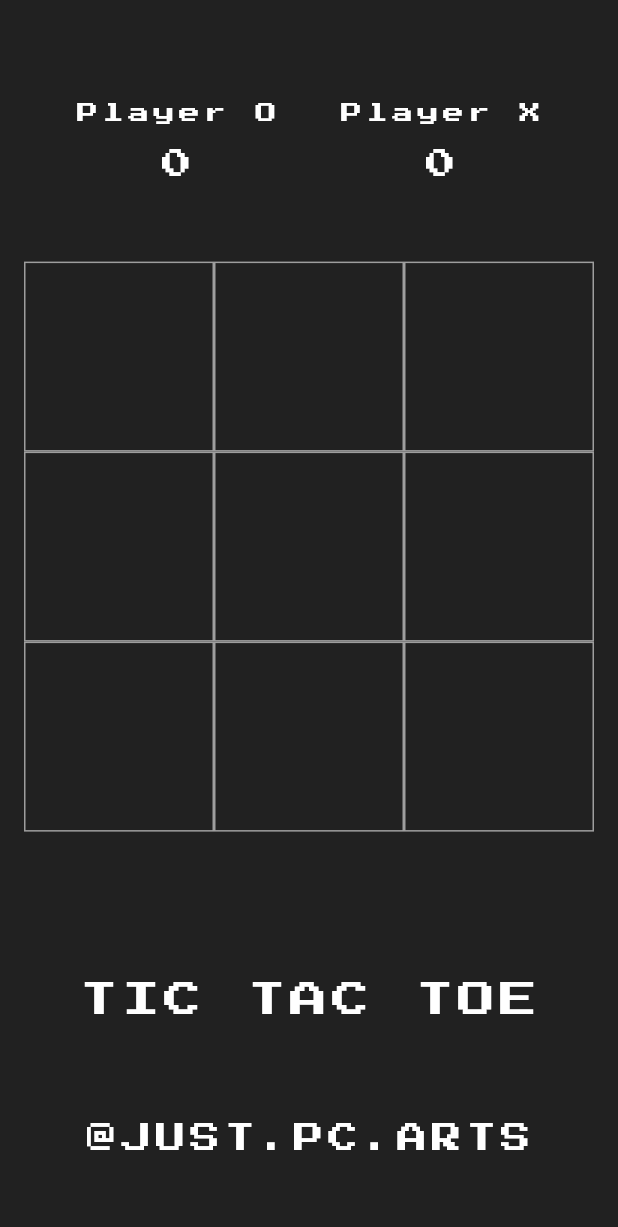
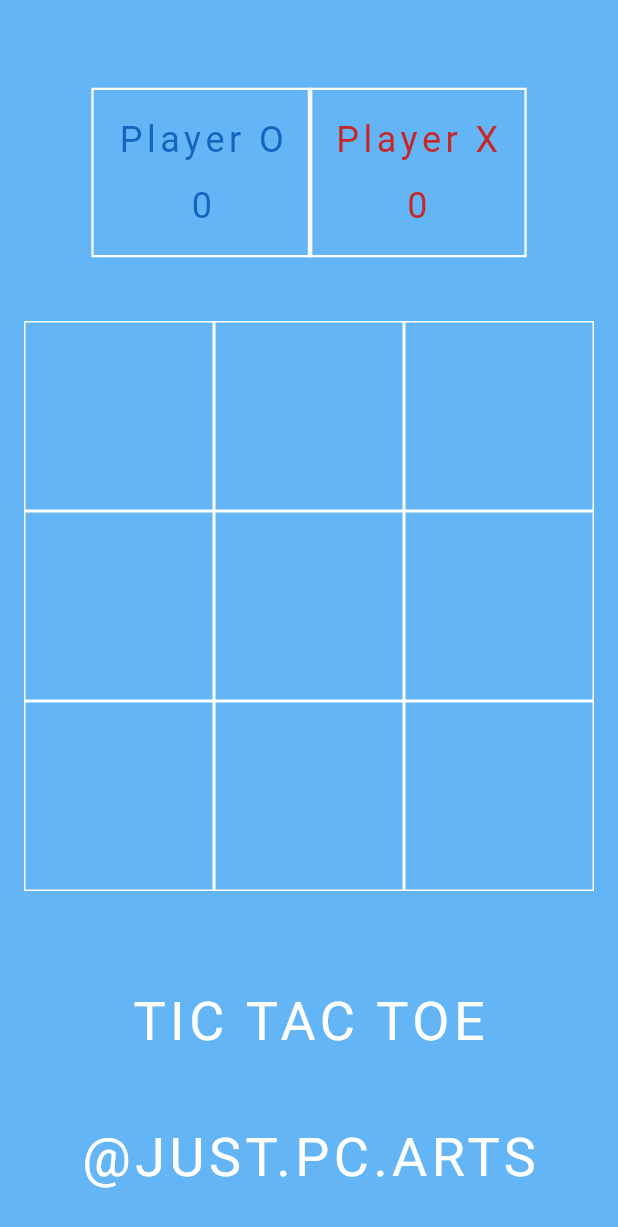
Before and after one commit to Naman-Punamiya/Tic-Tac-Toe-The-Game, a Flutter app: the screen it shows after launch, after a tap on "PLAY GAME", on a phone screen of 412 x 824 dp. Shown: the top 1227 px of the screen. Run offline on Flutter 3.47's test engine with Material 3 defaults, Android fonts, the light colour scheme and no system bars; our stand-ins replace avatar_glow, google_fonts.

Commit message:
Second Commit

```diff
--- a/lib/homepage.dart
+++ b/lib/homepage.dart
@@ -12,20 +12,19 @@ class _HomePageState extends State<HomePage> {
   bool OTurn = true;
   List<String> displayXO = ["", "", "", "", "", "", "", "", ""];
 
-  var myTextStyle = TextStyle(color: Colors.white, fontSize: 30);
+  var myTextStyle = const TextStyle(color: Colors.white, fontSize: 30);
   int OScore = 0;
   int XScore = 0;
   int filledBoxes = 0;
 
-  static var myNewFont = GoogleFonts.pressStart2p(
-      textStyle: TextStyle(color: Colors.black, letterSpacing: 3));
-  static var myNewFontWhite = GoogleFonts.pressStart2p(
-      textStyle: TextStyle(color: Colors.white, letterSpacing: 3));
+  static var myNewFontWhite = GoogleFonts.varelaRound(
+      textStyle: const TextStyle(color: Colors.white, letterSpacing: 3));
 
   @override
   Widget build(BuildContext context) {
     return Scaffold(
-      backgroundColor: Colors.grey[900],
+      backgroundColor: (OTurn) ? Colors.blue[300] : Colors.red[300],
+      //  Colors.grey[900],
       body: Padding(
         padding: const EdgeInsets.all(16.0),
         child: Column(
@@ -34,38 +33,58 @@ class _HomePageState extends State<HomePage> {
             Expanded(
                 child: Container(
                     child: Row(
-                      mainAxisAlignment: MainAxisAlignment.center,
+              mainAxisAlignment: MainAxisAlignment.center,
               children: [
-                Padding(
-                  padding: const EdgeInsets.all(20.0),
+                Container(
+                  height: 110,
+                  padding: const EdgeInsets.all(16.0),
+                  decoration: BoxDecoration(
+                      border: Border.all(
+                          color: Colors.white,
+                          width: 1.5,
+                          strokeAlign: BorderSide.strokeAlignOutside)),
                   child: Column(
                     mainAxisAlignment: MainAxisAlignment.center,
                     children: [
-                      Text("Player O", style: myNewFontWhite),
-                      SizedBox(
+                      Text("Player O",
+                          style: myNewFontWhite.copyWith(
+                              color: Colors.blue[800], fontSize: 24)),
+                      const SizedBox(
                         height: 10,
                       ),
-                      Text(OScore.toString(), style: myNewFontWhite.copyWith(fontSize: 20)),
+                      Text(OScore.toString(),
+                          style: myNewFontWhite.copyWith(
+                              fontSize: 24, color: Colors.blue[800])),
                     ],
                   ),
                 ),
-                Padding(
-                  padding: const EdgeInsets.all(20.0),
+                Container(
+                  height: 110,
+                  padding: const EdgeInsets.all(16.0),
+                  decoration: BoxDecoration(
+                      border: Border.all(
+                          color: Colors.white,
+                          width: 1.5,
+                          strokeAlign: BorderSide.strokeAlignOutside)),
                   child: Column(
                     mainAxisAlignment: MainAxisAlignment.center,
                     children: [
-                      Text("Player X", style: myNewFontWhite),
-                      SizedBox(
+                      Text("Player X",
+                          style: myNewFontWhite.copyWith(
+                              color: Colors.red[800], fontSize: 24)),
+                      const SizedBox(
                         height: 10,
                       ),
-                      Text(XScore.toString(), style: myNewFontWhite.copyWith(fontSize: 20)),
+                      Text(XScore.toString(),
+                          style: myNewFontWhite.copyWith(
+                              fontSize: 24, color: Colors.red[800])),
                     ],
                   ),
                 ),
               ],
             ))),
             Expanded(
-              flex: 3,
+              flex: 2,
               child: GridView.builder(
                   itemCount: 9,
                   gridDelegate: const SliverGridDelegateWithFixedCrossAxisCount(
@@ -77,9 +96,10 @@ class _HomePageState extends State<HomePage> {
                       },
                       child: Container(
                         decoration: BoxDecoration(
-                            border: Border.all(color: Colors.grey)),
+                            border: Border.all(color: Colors.white)),
                         child: Center(
-                          child: Text(displayXO[index], style: myNewFontWhite
+                          child: Text(displayXO[index],
+                              style: myNewFontWhite.copyWith(fontSize: 50)
                               // TextStyle(color: Colors.white, fontSize: 40),
                               ),
                         ),
@@ -89,19 +109,20 @@ class _HomePageState extends State<HomePage> {
             ),
             Expanded(
                 child: Container(
+              padding: EdgeInsets.only(top: 45),
               child: Center(
                 child: Column(
                   children: [
                     Text(
                       "TIC TAC TOE",
-                      style: myNewFontWhite.copyWith(fontSize: 25),
+                      style: myNewFontWhite.copyWith(fontSize: 36),
                     ),
-                    SizedBox(
-                      height: 60,
+                    const SizedBox(
+                      height: 40,
                     ),
                     Text(
                       "@JUST.PC.ARTS",
-                      style: myNewFontWhite.copyWith(fontSize: 20),
+                      style: myNewFontWhite.copyWith(fontSize: 36),
                     )
                   ],
                 ),
@@ -185,7 +206,7 @@ class _HomePageState extends State<HomePage> {
                     _clearBoard();
                     Navigator.of(context).pop();
                   },
-                  child: Text("Play Again!"))
+                  child: const Text("Play Again!"))
             ],
           );
         });
@@ -202,14 +223,14 @@ class _HomePageState extends State<HomePage> {
         context: context,
         builder: (BuildContext context) {
           return AlertDialog(
-            title: Text("Draw"),
+            title: const Text("Draw"),
             actions: [
               TextButton(
                   onPressed: () {
                     _clearBoard();
                     Navigator.of(context).pop();
                   },
-                  child: Text("Play Again!"))
+                  child: const Text("Play Again!"))
             ],
           );
         });
--- a/lib/main.dart
+++ b/lib/main.dart
@@ -28,29 +28,37 @@ class IntroScreen extends StatefulWidget {
 
 class _IntroScreenState extends State<IntroScreen>
     with SingleTickerProviderStateMixin {
-  static var myNewFont = GoogleFonts.pressStart2p(
-      textStyle: TextStyle(color: Colors.black, letterSpacing: 3));
-  static var myNewFontWhite = GoogleFonts.pressStart2p(
-      textStyle: TextStyle(color: Colors.white, letterSpacing: 3));
+  static var myNewFont = GoogleFonts.varelaRound(
+      textStyle: const TextStyle(color: Colors.black, letterSpacing: 3));
+  static var myNewFontWhite = GoogleFonts.varelaRound(
+      textStyle: const TextStyle(color: Colors.white, letterSpacing: 3));
 
   @override
   Widget build(BuildContext context) {
-    final color = Colors.white;
     return MaterialApp(
       debugShowCheckedModeBanner: false,
       home: Scaffold(
         backgroundColor: Colors.grey[900],
         body: Center(
+          child: Container(
+            decoration: const BoxDecoration(
+              gradient: LinearGradient(
+                begin: Alignment.centerLeft,
+                end: Alignment.centerRight,
+                colors: [Colors.blue, Colors.red],
+                stops: [0.5, 0.5],
+              ),
+            ),
             child: Column(
               mainAxisAlignment: MainAxisAlignment.center,
               children: [
                 Expanded(
                   child: Padding(
-                  padding: EdgeInsets.only(top: 120),
+                    padding: const EdgeInsets.only(top: 120),
                     child: Container(
                       child: Text(
                         "TIC TAC TOE",
-                      style: myNewFontWhite.copyWith(fontSize: 30),
+                        style: myNewFontWhite.copyWith(fontSize: 50),
                       ),
                     ),
                   ),
@@ -59,11 +67,11 @@ class _IntroScreenState extends State<IntroScreen>
                   flex: 2,
                   child: Container(
                     child: AvatarGlow(
-                    glowRadiusFactor: 1,
-                    duration: Duration(seconds: 2),
+                      glowRadiusFactor: .5,
+                      duration: const Duration(seconds: 2),
                       glowColor: Colors.white,
                       repeat: true,
-                    startDelay: Duration(seconds: 1),
+                      startDelay: const Duration(seconds: 1),
                       child: Container(
                         decoration: BoxDecoration(
                           border: Border.all(
@@ -73,6 +81,7 @@ class _IntroScreenState extends State<IntroScreen>
                         ),
                         child: CircleAvatar(
                           backgroundColor: Colors.grey[900],
+                          radius: 80.0,
                           child: Container(
                             child: Image.asset(
                               "assets/tictactoelogo.png",
@@ -80,7 +89,6 @@ class _IntroScreenState extends State<IntroScreen>
                               fit: BoxFit.scaleDown,
                             ),
                           ),
-                        radius: 80.0,
                         ),
                       ),
                     ),
@@ -88,11 +96,11 @@ class _IntroScreenState extends State<IntroScreen>
                 ),
                 Expanded(
                   child: Padding(
-                  padding: EdgeInsets.only(top: 80.0),
+                    padding: const EdgeInsets.only(top: 80.0),
                     child: Container(
                       child: Text(
                         "@JUST.PC.ARTS",
-                      style: myNewFontWhite.copyWith(fontSize: 20),
+                        style: myNewFontWhite.copyWith(fontSize: 30),
                       ),
                     ),
                   ),
@@ -101,20 +109,20 @@ class _IntroScreenState extends State<IntroScreen>
                   onTap: () {
                     Navigator.push(
                       context,
-                    MaterialPageRoute(builder: (context) => HomePage()),
+                      MaterialPageRoute(builder: (context) => const HomePage()),
                     );
                   },
                   child: Padding(
-                  padding: EdgeInsets.only(left: 40, right: 40, bottom: 60),
+                    padding: const EdgeInsets.only(left: 40, right: 40, bottom: 60),
                     child: ClipRRect(
                       borderRadius: BorderRadius.circular(20),
                       child: Container(
-                      padding: EdgeInsets.all(30),
+                        padding: const EdgeInsets.all(30),
                         color: Colors.white,
                         child: Center(
                           child: Text(
                             "PLAY GAME",
-                          style: myNewFont,
+                            style: myNewFont.copyWith(fontSize: 20),
                           ),
                         ),
                       ),
@@ -125,6 +133,7 @@ class _IntroScreenState extends State<IntroScreen>
             ),
           ),
         ),
+      ),
     );
   }
 }
```
Also changed, not shown: pubspec.yaml (+9 -1 lines), assets/Logo.png (added), pubspec.lock, 28 other files. Lines whose indentation alone changed are shown as unchanged.
